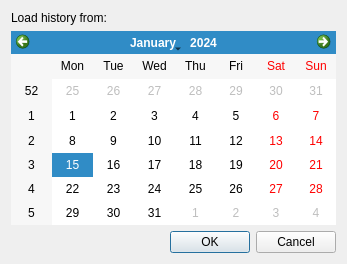
This is src/widget/form/loadhistorydialog.ui in qTox/qTox as Qt 5 draws it before an edit. The edited form follows.
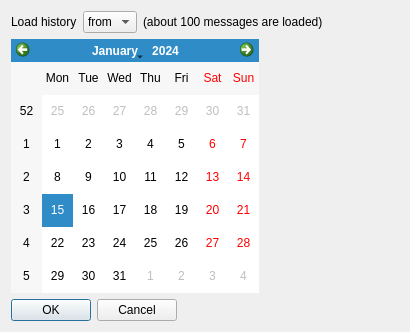
This is the edited form.

Commit message: feat: edit function "Load chat history"

What changed in the file:
```diff
--- a/src/widget/form/loadhistorydialog.ui
+++ b/src/widget/form/loadhistorydialog.ui
@@ -6,8 +6,8 @@
    <rect>
     <x>0</x>
     <y>0</y>
-    <width>347</width>
-    <height>264</height>
+    <width>410</width>
+    <height>332</height>
    </rect>
   </property>
   <property name="windowTitle">
@@ -16,22 +16,60 @@
   <property name="modal">
    <bool>true</bool>
   </property>
-  <layout class="QVBoxLayout" name="verticalLayout_3">
-   <item>
-    <widget class="QLabel" name="fromLabel">
-     <property name="text">
-      <string>Load history from:</string>
-     </property>
-    </widget>
+  <layout class="QFormLayout" name="formLayout">
+   <item row="0" column="0">
+    <layout class="QHBoxLayout" name="horizontalLayout">
+     <item>
+      <widget class="QLabel" name="fromLabel">
+       <property name="text">
+        <string>Load history</string>
+       </property>
+      </widget>
+     </item>
+     <item>
+      <widget class="QComboBox" name="loadTypeComboBox">
+       <item>
+        <property name="text">
+         <string>from</string>
+        </property>
+       </item>
+       <item>
+        <property name="text">
+         <string>to</string>
+        </property>
+       </item>
+      </widget>
+     </item>
+     <item>
+      <widget class="QLabel" name="label">
+       <property name="text">
+        <string>(about 100 messages are loaded)</string>
+       </property>
+      </widget>
+     </item>
+     <item>
+      <spacer name="horizontalSpacer">
+       <property name="orientation">
+        <enum>Qt::Horizontal</enum>
+       </property>
+       <property name="sizeHint" stdset="0">
+        <size>
+         <width>17</width>
+         <height>20</height>
+        </size>
+       </property>
+      </spacer>
+     </item>
+    </layout>
    </item>
-   <item>
+   <item row="1" column="0">
     <widget class="QCalendarWidget" name="fromDate">
      <property name="gridVisible">
       <bool>false</bool>
      </property>
     </widget>
    </item>
-   <item>
+   <item row="2" column="0">
     <widget class="QDialogButtonBox" name="buttonBox">
      <property name="orientation">
       <enum>Qt::Horizontal</enum>
```
The commit also changes 4 other files.
